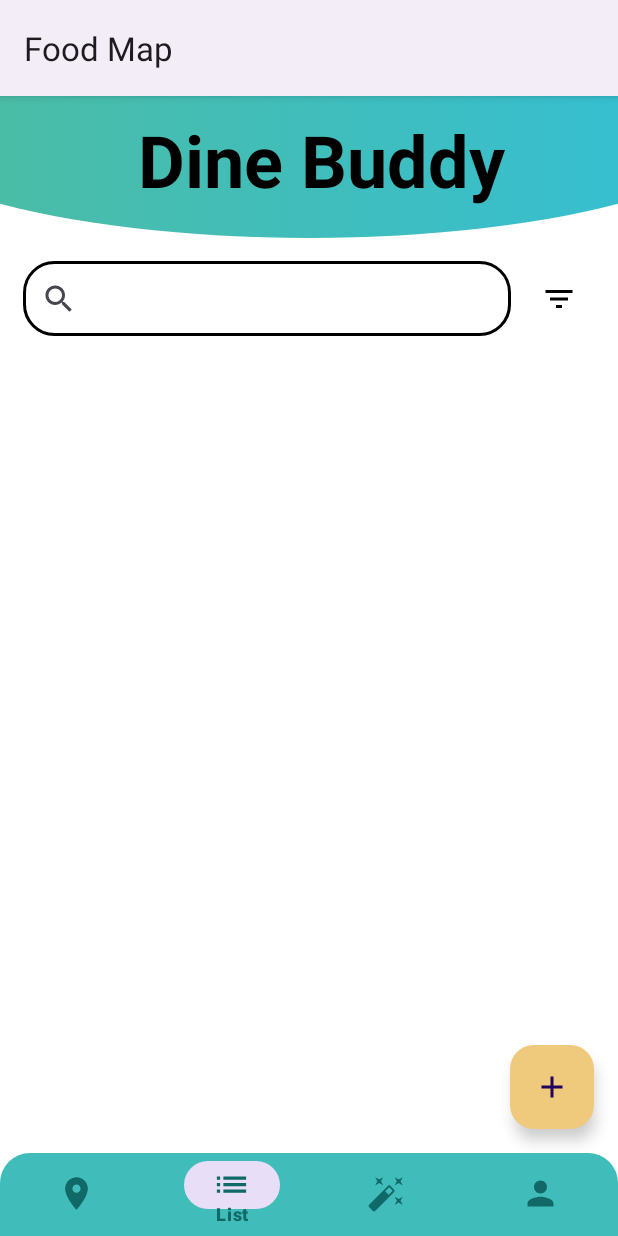
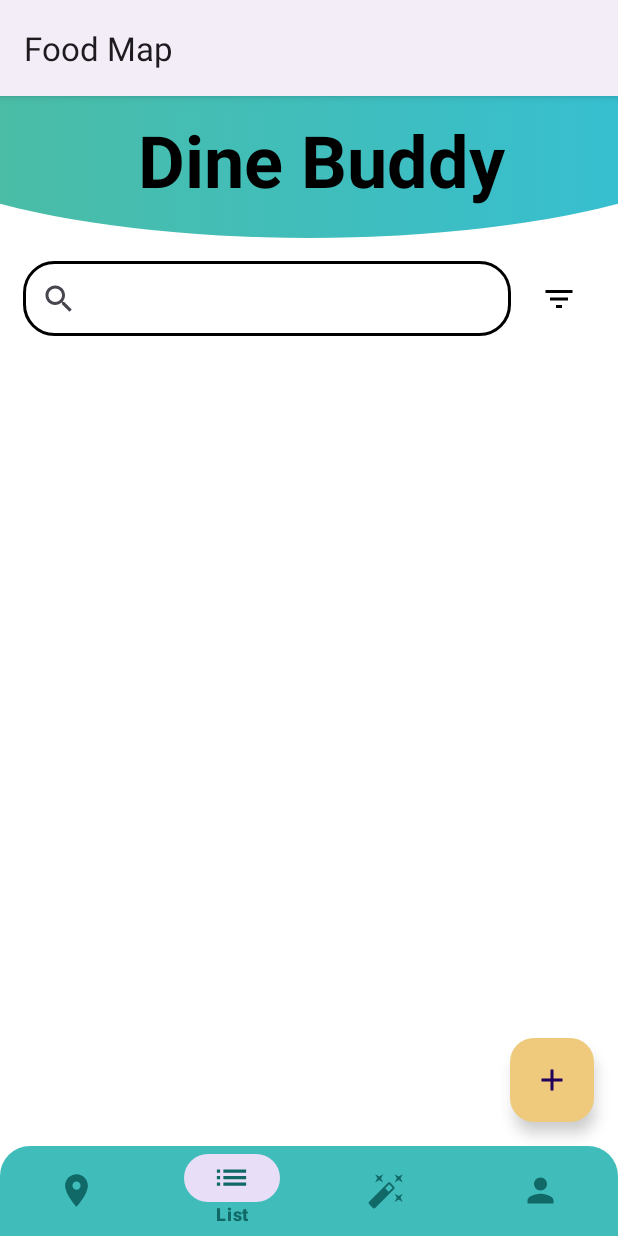
Before and after one commit to kaitlynnchan/food-map, an Android app built with Jetpack Compose: the MainActivity screen opened directly, with no data from a screen before it, item 2 of the bottom bar chosen, on a phone screen of 412 x 824 dp. Run offline under Robolectric (Android 15) with nearby library versions, the phone set to English and light mode, and no system bars.

Commit message:
Clean code and fix button style

```diff
--- a/app/src/main/java/com/example/foodmap/ui/LoginActivity.java
+++ b/app/src/main/java/com/example/foodmap/ui/LoginActivity.java
@@ -20,7 +20,7 @@ public final class LoginActivity extends AppCompatActivity {
             // TODO: setup OAuth
             // link to OAuth login/signup page
 
-            // temporary
+            // open main activity
             Intent intent = new Intent(LoginActivity.this, MainActivity.class);
             startActivity(intent);
         });
--- a/app/src/main/java/com/example/foodmap/ui/MainActivity.java
+++ b/app/src/main/java/com/example/foodmap/ui/MainActivity.java
@@ -1,15 +1,8 @@
 package com.example.foodmap.ui;
 
 import android.os.Bundle;
-import android.view.MenuItem;
 
-import androidx.annotation.NonNull;
 import androidx.appcompat.app.AppCompatActivity;
-
-import androidx.navigation.NavController;
-import androidx.navigation.Navigation;
-import androidx.navigation.ui.AppBarConfiguration;
-import androidx.navigation.ui.NavigationUI;
 
 import com.example.foodmap.databinding.ActivityMainBinding;
 
@@ -18,11 +11,9 @@ import com.example.foodmap.ui.main.ListFragment;
 import com.example.foodmap.ui.main.MapsFragment;
 import com.example.foodmap.ui.main.ProfileFragment;
 import com.google.android.material.bottomnavigation.BottomNavigationView;
-import com.google.android.material.navigation.NavigationBarView;
 
 public class MainActivity extends AppCompatActivity {
 
-//    private AppBarConfiguration appBarConfiguration;
     private ActivityMainBinding binding;
 
     @Override
@@ -37,9 +28,7 @@ public class MainActivity extends AppCompatActivity {
         ProfileFragment profileFragment = new ProfileFragment();
 
         BottomNavigationView navView = findViewById(R.id.bottomNavigationView);
-        navView.setOnItemSelectedListener(new NavigationBarView.OnItemSelectedListener() {
-            @Override
-            public boolean onNavigationItemSelected(@NonNull MenuItem menuItem) {
+        navView.setOnItemSelectedListener(menuItem -> {
             switch (menuItem.getItemId()){
                 case (R.id.location):
                     getSupportFragmentManager()
@@ -61,7 +50,6 @@ public class MainActivity extends AppCompatActivity {
                     return true;
             }
             return false;
-            }
         });
 
     }
--- a/app/src/main/java/com/example/foodmap/ui/main/ListFragment.java
+++ b/app/src/main/java/com/example/foodmap/ui/main/ListFragment.java
@@ -7,9 +7,7 @@ import android.view.ViewGroup;
 
 import androidx.annotation.NonNull;
 import androidx.fragment.app.Fragment;
-import androidx.navigation.fragment.NavHostFragment;
 
-import com.example.foodmap.R;
 import com.example.foodmap.databinding.FragmentListBinding;
 
 public class ListFragment extends Fragment {
--- a/app/src/main/res/layout/activity_login.xml
+++ b/app/src/main/res/layout/activity_login.xml
@@ -24,7 +24,7 @@
         app:layout_constraintTop_toTopOf="parent"
         app:layout_constraintVertical_bias="0.324" />
 
-    <android.widget.Button
+    <Button
         android:id="@+id/startButton"
         android:layout_width="286dp"
         android:layout_height="62dp"
@@ -32,6 +32,7 @@
         android:text="Let's Get Started!"
         android:textColor="#FFFFFF"
         android:textSize="16sp"
+        app:backgroundTint="@null"
         app:layout_constraintBottom_toBottomOf="parent"
         app:layout_constraintEnd_toEndOf="parent"
         app:layout_constraintHorizontal_bias="0.496"
--- a/app/src/main/res/layout/activity_main.xml
+++ b/app/src/main/res/layout/activity_main.xml
@@ -35,7 +35,7 @@
     <com.google.android.material.bottomnavigation.BottomNavigationView
         android:id="@+id/bottomNavigationView"
         android:layout_width="0dp"
-        android:layout_height="55dp"
+        android:layout_height="60dp"
         android:background="@drawable/bottom_navbar"
         app:itemIconSize="26dp"
         app:itemIconTint="@color/dark_aqua"
--- a/app/src/main/res/layout/fragment_list.xml
+++ b/app/src/main/res/layout/fragment_list.xml
@@ -27,18 +27,18 @@
         app:layout_constraintEnd_toEndOf="parent"
         app:layout_constraintTop_toTopOf="@+id/searchView" />
 
-<!--    <ScrollView-->
-<!--        android:layout_width="409dp"-->
-<!--        android:layout_height="14dp"-->
-<!--        android:layout_marginTop="17dp"-->
-<!--        app:layout_constraintEnd_toEndOf="parent"-->
-<!--        app:layout_constraintStart_toStartOf="parent"-->
-<!--        app:layout_constraintTop_toBottomOf="@+id/searchView">-->
+    <ScrollView
+        android:layout_width="409dp"
+        android:layout_height="14dp"
+        android:layout_marginTop="17dp"
+        app:layout_constraintEnd_toEndOf="parent"
+        app:layout_constraintStart_toStartOf="parent"
+        app:layout_constraintTop_toBottomOf="@+id/searchView">
 
-<!--        <LinearLayout-->
-<!--            android:layout_width="match_parent"-->
-<!--            android:layout_height="wrap_content"-->
-<!--            android:orientation="vertical" />-->
-<!--    </ScrollView>-->
+        <LinearLayout
+            android:layout_width="match_parent"
+            android:layout_height="wrap_content"
+            android:orientation="vertical" />
+    </ScrollView>
 
 </androidx.constraintlayout.widget.ConstraintLayout>
--- a/app/src/main/res/values/themes.xml
+++ b/app/src/main/res/values/themes.xml
@@ -8,4 +8,5 @@
         <item name="colorPrimaryDark">@color/light_aqua</item>
         <item name="colorAccent">@color/aqua_highlight</item>
     </style>
+
 </resources>
```
Lines whose indentation alone changed are shown as unchanged.
